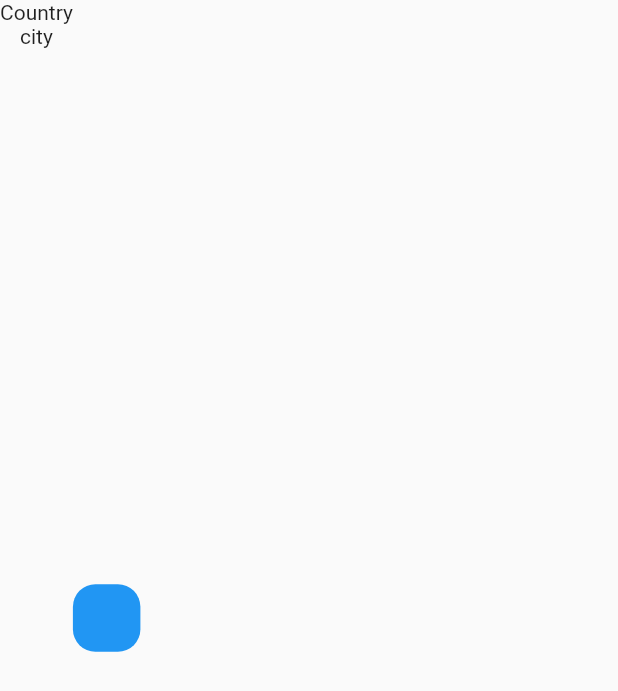
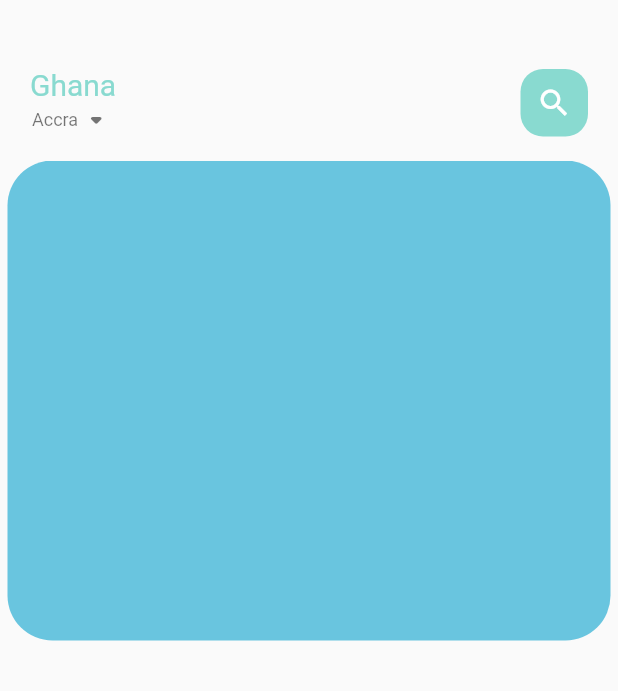
Before and after one commit to Fredrick97-coder/Ecommerce---Food---Flutter, a Flutter app: the screen it shows after launch, on a phone screen of 412 x 824 dp. Shown: the top 691 px of the screen. Run offline on Flutter 3.47's test engine with Material 2 defaults, Android fonts, the phone set to English and light mode, and no system bars.

Commit message:
created main page header

```diff
--- /dev/null
+++ b/lib/home/food_page_body.dart
@@ -0,0 +1,35 @@
+// ignore_for_file: prefer_const_constructors
+
+import 'package:flutter/material.dart';
+import 'package:flutter/src/widgets/container.dart';
+import 'package:flutter/src/widgets/framework.dart';
+
+class FoodPageBody extends StatefulWidget {
+  const FoodPageBody({super.key});
+
+  @override
+  State<FoodPageBody> createState() => _FoodPageBodyState();
+}
+
+class _FoodPageBodyState extends State<FoodPageBody> {
+  @override
+  Widget build(BuildContext context) {
+    return Container(
+      height: 320,
+      child: PageView.builder(
+          itemCount: 5,
+          itemBuilder: (context, position) {
+            return _buildPageItem(position);
+          }),
+    );
+  }
+
+  Widget _buildPageItem(int index) {
+    return Container(
+        height: 220,
+        margin: EdgeInsets.only(left: 5, right: 5),
+        decoration: BoxDecoration(
+            borderRadius: BorderRadius.circular(30),
+            color: index.isEven ? Color(0xFF69c5df) : Color(0xFF9294cc)));
+  }
+}
--- a/lib/home/main_food_page.dart
+++ b/lib/home/main_food_page.dart
@@ -1,5 +1,9 @@
-// ignore_for_file: avoid_unnecessary_containers
+// ignore_for_file: avoid_unnecessary_containers, prefer_const_constructors
 
+import 'package:ecommerce_app/home/food_page_body.dart';
+import 'package:ecommerce_app/utils/colors.dart';
+import 'package:ecommerce_app/widgets/big__text.dart';
+import 'package:ecommerce_app/widgets/small_text.dart';
 import 'package:flutter/material.dart';
 import 'package:flutter/src/widgets/container.dart';
 import 'package:flutter/src/widgets/framework.dart';
@@ -15,21 +19,46 @@ class _MainFoodPageState extends State<MainFoodPage> {
   @override
   Widget build(BuildContext context) {
     return Scaffold(
-      body: Container(
+        body: Column(
+      children: [
+        Container(
           child: Container(
-            child: Row(children: [
+              margin: EdgeInsets.only(
+                top: 45,
+                bottom: 15,
+              ),
+              padding: EdgeInsets.only(left: 20, right: 20),
+              child: Row(
+                  mainAxisAlignment: MainAxisAlignment.spaceBetween,
+                  children: [
                     Column(
-            children: [Text("Country"), Text("city")],
+                      children: [
+                        BigText(
+                          text: "Ghana",
+                          color: AppColors.mainColor,
                         ),
+                        Row(children: [
+                          SmallText(text: "Accra", color: Colors.black54),
+                          Icon(Icons.arrow_drop_down_rounded,
+                              color: Colors.black54)
+                        ])
+                      ],
+                    ),
+                    Center(
+                        child:
                     Container(
                             width: 45,
                             height: 45,
                             decoration: BoxDecoration(
-                color: Colors.blue,
+                              color: AppColors.mainColor,
                               borderRadius: BorderRadius.circular(15),
-              ))
+                            ),
+                            child: Icon(Icons.search, color: Colors.white)))
                   ])),
         ),
+        FoodPageBody()
+      ],
+    )
     );
   }
 }
--- /dev/null
+++ b/lib/utils/colors.dart
@@ -0,0 +1,12 @@
+// ignore_for_file: prefer_const_declarations, prefer_const_constructors
+
+import 'dart:ui';
+
+class AppColors {
+  static final Color textColor1 = const Color(0xFFccc7c5);
+  static final Color textColor2 = Color.fromARGB(255, 215, 206, 206);
+  static final Color backgroundColor = const Color(0xFFE5E5E5);
+  static final Color mainColor = const Color(0xFF89dad0);
+  static final Color iconColor1 = const Color(0xFFffd28d);
+  static final Color mainBlackColor = const Color(0xFF1a1a1a);
+}
--- /dev/null
+++ b/lib/widgets/big__text.dart
@@ -0,0 +1,30 @@
+import 'package:flutter/material.dart';
+
+// ignore: must_be_immutable
+class BigText extends StatelessWidget {
+  Color? color;
+  final String text;
+  double size;
+  TextOverflow overflow;
+  BigText(
+      {super.key,
+      required this.text,
+      this.color = const Color(0xFF1a1a1a),
+      this.overflow = TextOverflow.ellipsis,
+      this.size = 20});
+
+  @override
+  Widget build(BuildContext context) {
+    return Text(
+      text,
+      overflow: overflow,
+      maxLines: 1,
+      style: TextStyle(
+        fontFamily: "Roboto",
+        color: color,
+        fontSize: size,
+        fontWeight: FontWeight.w400,
+      ),
+    );
+  }
+}
--- /dev/null
+++ b/lib/widgets/small_text.dart
@@ -0,0 +1,28 @@
+import 'package:flutter/material.dart';
+
+// ignore: must_be_immutable
+class SmallText extends StatelessWidget {
+  Color? color;
+  final String text;
+  double size;
+  double height;
+  SmallText(
+      {super.key,
+      required this.text,
+      this.color = const Color(0xFFccc7c5),
+      this.size = 12,
+      this.height = 1.2});
+
+  @override
+  Widget build(BuildContext context) {
+    return Text(
+      text,
+      style: TextStyle(
+        fontFamily: "Roboto",
+        color: color,
+        fontSize: size,
+        height: height,
+      ),
+    );
+  }
+}
```
Also changed, not shown: pubspec.yaml (+12 -5 lines). Lines whose indentation alone changed are shown as unchanged.
